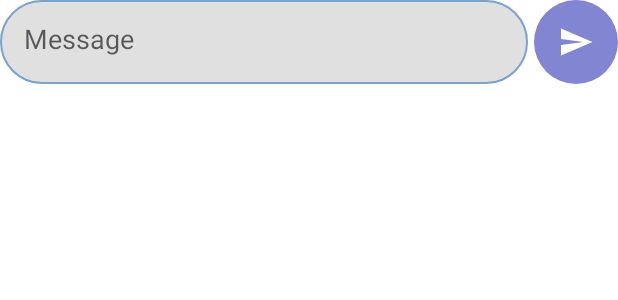
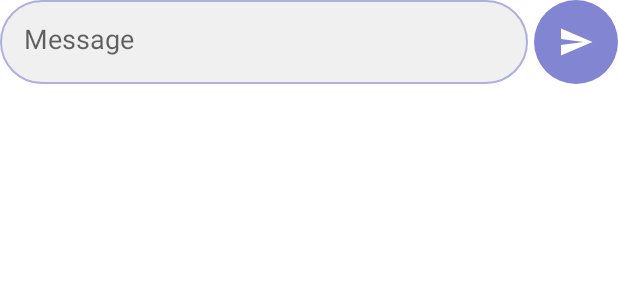
Before and after one commit to joaoplay16/super-pomodoro, an Android app built with Jetpack Compose: the @Preview function PreviewMessageInput, on a phone screen of 412 x 824 dp. Shown: the top 300 px of the screen. Run offline under Robolectric (Android 15) with nearby library versions, the phone set to English and light mode, and no system bars; our stand-ins replace accompanist.

Commit message:
Change indicators colors

```diff
--- a/app/src/main/java/com/playlab/superpomodoro/ui/components/MessageInput.kt
+++ b/app/src/main/java/com/playlab/superpomodoro/ui/components/MessageInput.kt
@@ -75,8 +75,8 @@ fun MessageInput(
                 keyboardType = KeyboardType.Text,
             ),
             colors = TextFieldDefaults.textFieldColors(
-                focusedIndicatorColor = MaterialTheme.colors.primaryVariant,
-                unfocusedIndicatorColor = MaterialTheme.colors.primary,
+                focusedIndicatorColor = MaterialTheme.colors.secondary,
+                unfocusedIndicatorColor = MaterialTheme.colors.secondary.copy(0.6f),
                 backgroundColor = Pearl100,
                 cursorColor = MaterialTheme.colors.onSurface
             ),
--- a/app/src/main/java/com/playlab/superpomodoro/ui/theme/Color.kt
+++ b/app/src/main/java/com/playlab/superpomodoro/ui/theme/Color.kt
@@ -17,3 +17,4 @@ val Green100 = Color(0XFF62BE59)
 val Olive100 = Color(0XFFDDF5E2)
 val Banana100 = Color(0XFFF8F7D2)
 val Red600 = Color(0xFFB90101)
+val Pearl100 = Color(0xFFF0F0F0)
```
